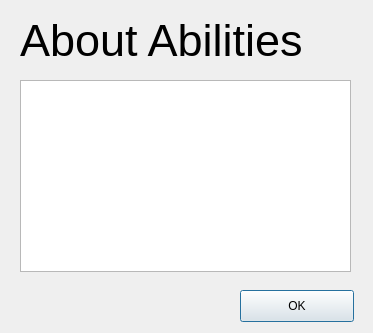
The window that dndprototype/abilitieshelpdialog.ui (Jcamp44/dndBuilder) describes before a commit, drawn with Qt 5.
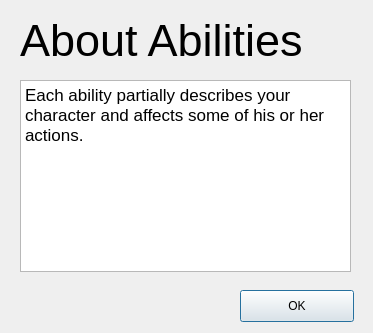
The same window after the commit.

```diff
--- a/dndprototype/abilitieshelpdialog.ui
+++ b/dndprototype/abilitieshelpdialog.ui
@@ -27,7 +27,7 @@
 &lt;html&gt;&lt;head&gt;&lt;meta name=&quot;qrichtext&quot; content=&quot;1&quot; /&gt;&lt;style type=&quot;text/css&quot;&gt;
 p, li { white-space: pre-wrap; }
 &lt;/style&gt;&lt;/head&gt;&lt;body style=&quot; font-family:'Ubuntu'; font-size:9pt; font-weight:400; font-style:normal;&quot;&gt;
-&lt;p style=&quot;-qt-paragraph-type:empty; margin-top:12px; margin-bottom:12px; margin-left:0px; margin-right:0px; -qt-block-indent:0; text-indent:0px; font-family:'Lucida Grande'; font-size:13pt;&quot;&gt;&lt;br /&gt;&lt;/p&gt;&lt;/body&gt;&lt;/html&gt;</string>
+&lt;p style=&quot; margin-top:0px; margin-bottom:0px; margin-left:0px; margin-right:0px; -qt-block-indent:0; text-indent:0px;&quot;&gt;&lt;span style=&quot; font-family:'Lucida Grande'; font-size:13pt;&quot;&gt;Each ability partially describes your character and affects some of his or her actions.&lt;/span&gt;&lt;/p&gt;&lt;/body&gt;&lt;/html&gt;</string>
    </property>
   </widget>
   <widget class="QPushButton" name="btnOk">
```
